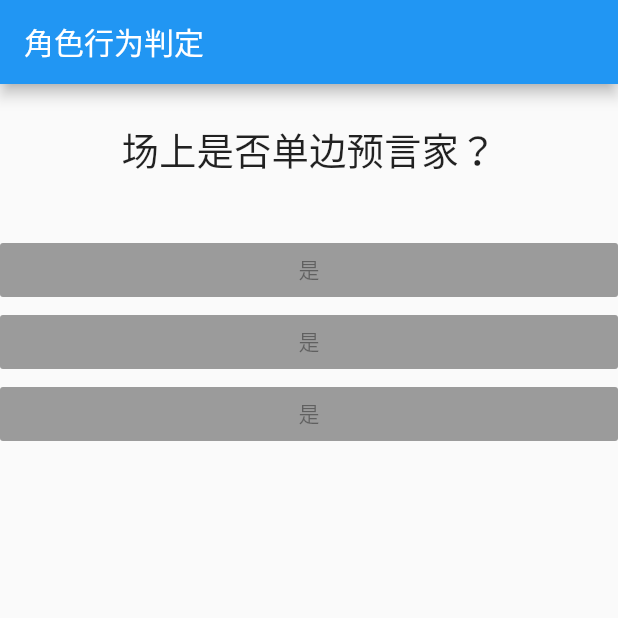
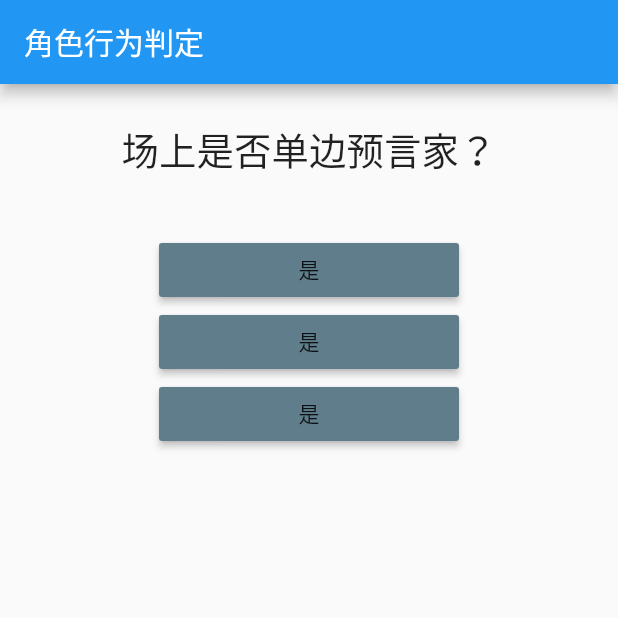
Before and after one commit to dafei-ning/werewolf_killing_judge, a Flutter app: the screen it shows after launch, on a phone screen of 412 x 824 dp, the top half of it. Run offline on Flutter 3.47's test engine with Material 2 defaults, Android fonts, the phone set to English and light mode, and no system bars.

Commit message:
update answer button

```diff
--- a/lib/answer.dart
+++ b/lib/answer.dart
@@ -1,14 +1,22 @@
 import 'package:flutter/material.dart';
 
 class Answer extends StatelessWidget {
+  // The pointer selectHandler must have a function.
+  final Function selectHandler;
+
+  /*
+   * Constructor
+   */
+  Answer(this.selectHandler);
+
   @override
   Widget build(BuildContext context) {
     return Container(
-      width: double.infinity,
+      width: 200,
       child: RaisedButton(
         child: Text('是'),
         color: Colors.blueGrey,
-        onPressed: null,
+        onPressed: selectHandler,
       ),
     );
   }
--- a/lib/main.dart
+++ b/lib/main.dart
@@ -40,9 +40,9 @@ class _MyAppState extends State<MyApp> {
           body: Column(
             children: <Widget>[
               Question(questions[_questionIndex]),
-              Answer(),
-              Answer(),
-              Answer(),
+              Answer(_answerQuestion),
+              Answer(_answerQuestion),
+              Answer(_answerQuestion),
             ],
           )),
     );
```
